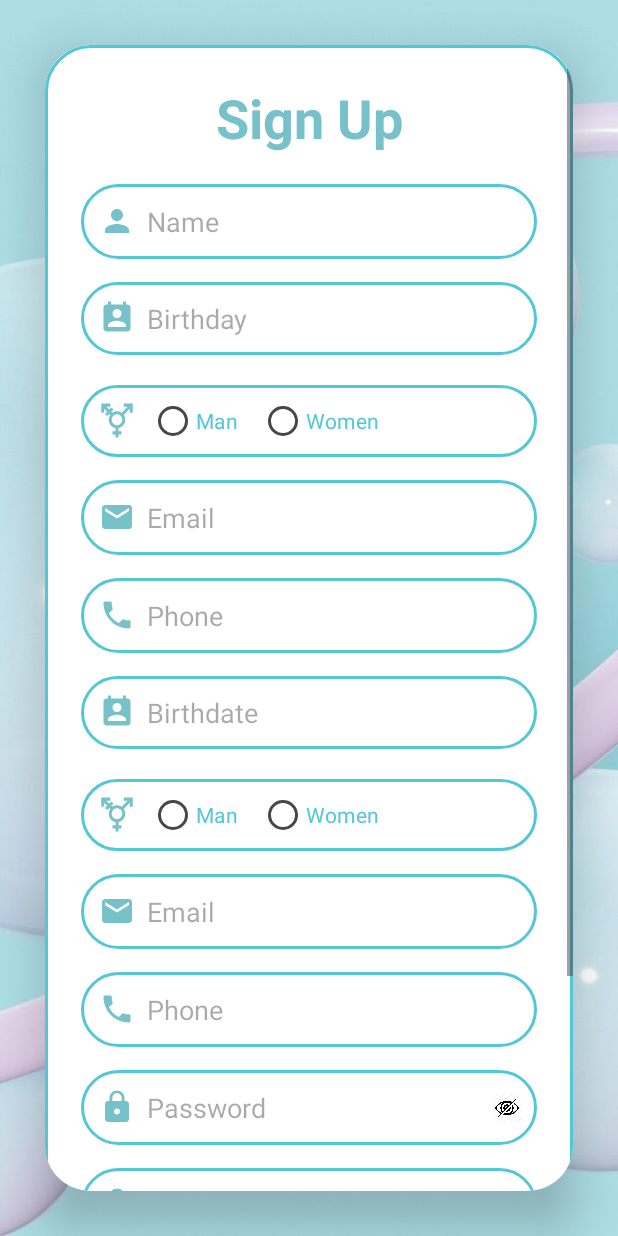
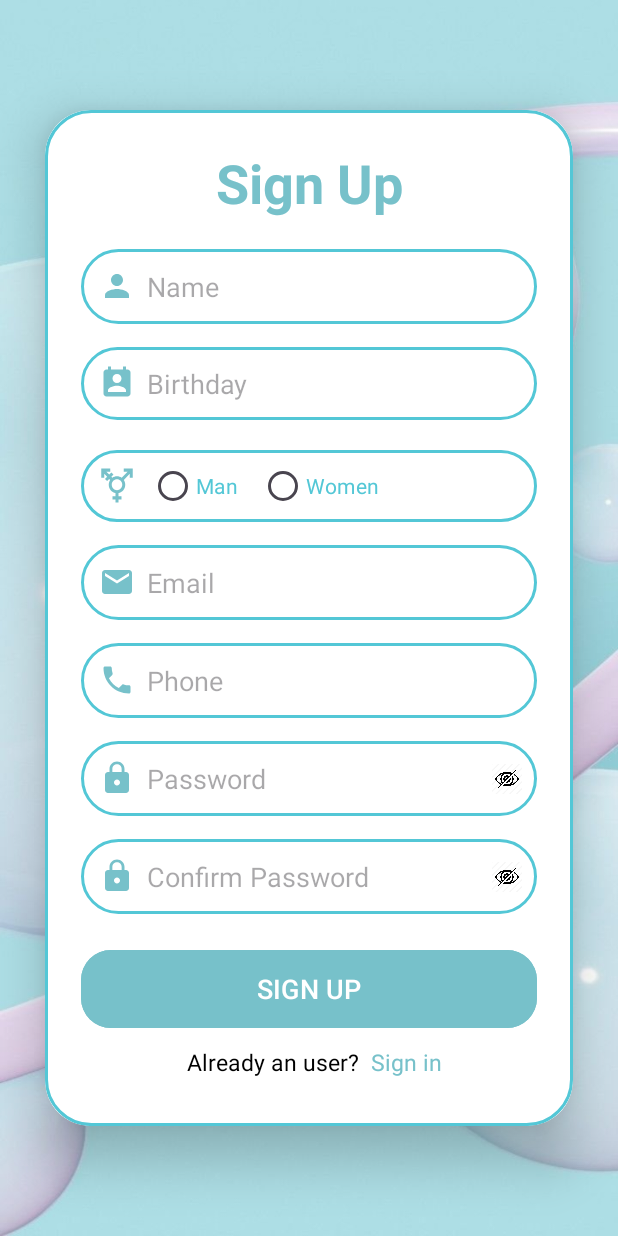
Before and after one commit to ProjAndroid-Nhom5/Expense-Management-Group-5, an Android app: the SignUpActivity screen opened directly, with no data from a screen before it, on a phone screen of 412 x 824 dp. Run offline under Robolectric (Android 15) with nearby library versions, the phone set to English and light mode, and no system bars; our stand-ins replace Firebase (no records; nobody signed in at launch, a user with empty details on screens opened directly).

Commit message:
Update_25_6

```diff
--- a/ExpenseManagement/app/src/main/java/com/example/expensemanagement/Admin/SignUpActivity.java
+++ b/ExpenseManagement/app/src/main/java/com/example/expensemanagement/Admin/SignUpActivity.java
@@ -43,7 +43,6 @@ import java.util.Calendar;
 import java.util.regex.Pattern;
 
 public class SignUpActivity extends AppCompatActivity {
-    final String TAG = SignUpActivity.class.getName();
     EditText signupName, signupEmail, signupPassword, signupConfirmPassword, signup_phone, signupBirthdate;;
 
     // Khai báo các thành phần trong XML
--- a/ExpenseManagement/app/src/main/java/com/example/expensemanagement/Admin/model/User.java
+++ b/ExpenseManagement/app/src/main/java/com/example/expensemanagement/Admin/model/User.java
@@ -1,9 +1,29 @@
 package com.example.expensemanagement.Admin.model;
 
 public class User {
-    private String name, email, phone, gender, birthday;
+    private static int nextId = 1; // Biến static để tự động tăng ID
+    private int id; // Sử dụng int cho ID để đơn giản hóa
+    private String name;
+    private String email;
+    private String phone;
+    private String gender;
+    private String birthday;
 
     public User() {
+        // Empty constructor needed for Firebase
+    }
+
+    public User(String name, String email, String phone, String gender, String birthday) {
+        this.id = nextId++; // Gán ID và tăng nextId lên cho người dùng tiếp theo
+        this.name = name;
+        this.email = email;
+        this.phone = phone;
+        this.gender = gender;
+        this.birthday = birthday;
+    }
+
+    public int getId() {
+        return id;
     }
 
     public String getName() {
@@ -45,12 +65,4 @@ public class User {
     public void setBirthday(String birthday) {
         this.birthday = birthday;
     }
-
-    public User(String name, String email, String phone, String gender, String birthday) {
-        this.name = name;
-        this.email = email;
-        this.phone = phone;
-        this.gender = gender;
-        this.birthday = birthday;
-    }
 }
--- a/ExpenseManagement/app/src/main/res/layout/activity_sign_up.xml
+++ b/ExpenseManagement/app/src/main/res/layout/activity_sign_up.xml
@@ -145,99 +145,7 @@
                     android:drawablePadding="8dp"
                     android:textColor="@color/black"
                     android:inputType="text|textNoSuggestions"/>
-                <EditText
-                    android:id="@+id/signup_birthdate"
-                    android:layout_width="match_parent"
-                    android:layout_height="wrap_content"
-                    android:layout_marginTop="15dp"
-                    android:background="@drawable/lightblue_border"
-                    android:padding="12dp"
-                    android:hint="Birthdate"
-                    android:maxLines="1"
-                    android:drawableLeft="@drawable/baseline_perm_contact_calendar_24"
-                    android:drawablePadding="8dp"
-                    android:textColor="@color/black"
-                    android:inputType="none"
-                    android:focusable="false" />
 
-                <LinearLayout
-                    android:layout_marginTop="20dp"
-                    android:layout_width="match_parent"
-                    android:layout_height="wrap_content"
-                    android:background="@drawable/lightblue_border"
-                    android:orientation="horizontal">
-
-                    <EditText
-                        android:id="@+id/snGender"
-                        android:layout_width="wrap_content"
-                        android:layout_height="wrap_content"
-                        android:background="@drawable/baseline_transgender_24"
-                        android:textColor="#53C7D6"
-                        android:layout_marginStart="12dp"
-                        android:paddingStart="20dp"
-                        android:layout_gravity="center"
-                        android:textSize="18sp" />
-
-                    <RadioGroup
-                        android:id="@+id/radioGroupGender"
-                        android:layout_width="match_parent"
-                        android:layout_marginStart="5dp"
-                        android:layout_height="wrap_content"
-                        android:orientation="horizontal">
-
-                        <RadioButton
-                            android:id="@+id/radioMan"
-                            android:layout_width="wrap_content"
-                            android:layout_height="wrap_content"
-                            android:text="Man"
-                            android:layout_marginStart="10dp"
-                            android:textColor="#53C7D6"
-                            android:paddingStart="5dp"
-                            android:paddingEnd="10dp"
-                            android:button="@drawable/custom_radio_button"
-                            />
-
-                        <RadioButton
-                            android:id="@+id/radioWomen"
-                            android:layout_width="wrap_content"
-                            android:layout_height="wrap_content"
-                            android:textColor="#53C7D6"
-                            android:layout_marginStart="10dp"
-                            android:text="Women"
-                            android:paddingStart="5dp"
-                            android:paddingEnd="10dp"
-                            android:button="@drawable/custom_radio_button"/>
-                    </RadioGroup>
-
-                </LinearLayout>
-
-                <EditText
-                    android:layout_width="match_parent"
-                    android:layout_height="50dp"
-                    android:id="@+id/signup_email"
-                    android:background="@drawable/lightblue_border"
-                    android:layout_marginTop="15dp"
-                    android:padding="12dp"
-                    android:maxLines="1"
-                    android:hint="Email"
-                    android:drawableLeft="@drawable/baseline_email_24"
-                    android:drawablePadding="8dp"
-                    android:textColor="@color/black"
-                    android:inputType="text|textNoSuggestions"/>
-
-                <EditText
-                    android:layout_width="match_parent"
-                    android:layout_height="50dp"
-                    android:id="@+id/signup_phone"
-                    android:background="@drawable/lightblue_border"
-                    android:layout_marginTop="15dp"
-                    android:padding="12dp"
-                    android:maxLines="1"
-                    android:hint="Phone"
-                    android:drawableLeft="@drawable/baseline_phone_24"
-                    android:drawablePadding="8dp"
-                    android:textColor="@color/black"
-                    android:inputType="text|textNoSuggestions"/>
 
                 <RelativeLayout
                     android:layout_width="match_parent"
```
